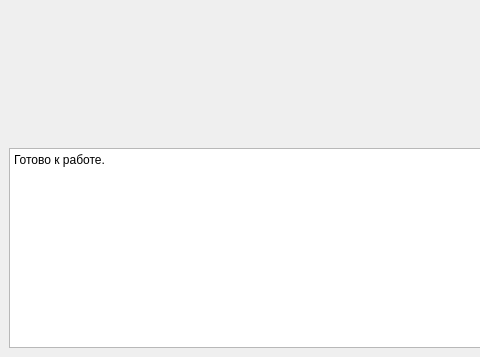
Old version of the form bio/biorythmes_client/mainwindow.ui in the repository Marlon2132/HHCrewgroup; both pictures show x 0 to 480 and y 253 to 610 of the 800 by 610 pixel window.
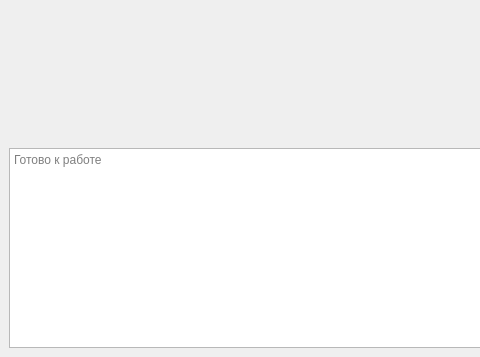
New version of the form. Custom widgets are drawn as their Qt base class.

```diff
--- a/bio/biorythmes_client/mainwindow.ui
+++ b/bio/biorythmes_client/mainwindow.ui
@@ -102,25 +102,9 @@
     </item>
     <item>
      <widget class="QTextEdit" name="statusTEdit">
-      <property name="minimumSize">
-       <size>
-        <width>0</width>
-        <height>200</height>
-       </size>
-      </property>
-      <property name="readOnly">
-       <bool>true</bool>
-      </property>
-      <property name="html">
-       <string>&lt;!DOCTYPE HTML PUBLIC &quot;-//W3C//DTD HTML 4.0//EN&quot; &quot;http://www.w3.org/TR/REC-html40/strict.dtd&quot;&gt;
-&lt;html&gt;&lt;head&gt;&lt;meta name=&quot;qrichtext&quot; content=&quot;1&quot; /&gt;&lt;meta charset=&quot;utf-8&quot; /&gt;&lt;style type=&quot;text/css&quot;&gt;
-p, li { white-space: pre-wrap; }
-hr { height: 1px; border-width: 0; }
-li.unchecked::marker { content: &quot;\2610&quot;; }
-li.checked::marker { content: &quot;\2612&quot;; }
-&lt;/style&gt;&lt;/head&gt;&lt;body style=&quot; font-family:'Segoe UI'; font-size:9pt; font-weight:400; font-style:normal;&quot;&gt;
-&lt;p style=&quot; margin-top:0px; margin-bottom:0px; margin-left:0px; margin-right:0px; -qt-block-indent:0; text-indent:0px;&quot;&gt;Готово к работе.&lt;/p&gt;&lt;/body&gt;&lt;/html&gt;</string>
-      </property>
+      <property name="minimumSize"><size><width>0</width><height>200</height></size></property>
+      <property name="readOnly"><bool>true</bool></property>
+      <property name="placeholderText"><string>Готово к работе</string></property>
      </widget>
     </item>
    </layout>
```
Left out of the diff: 96 changed lines with no effect on the pictures.
